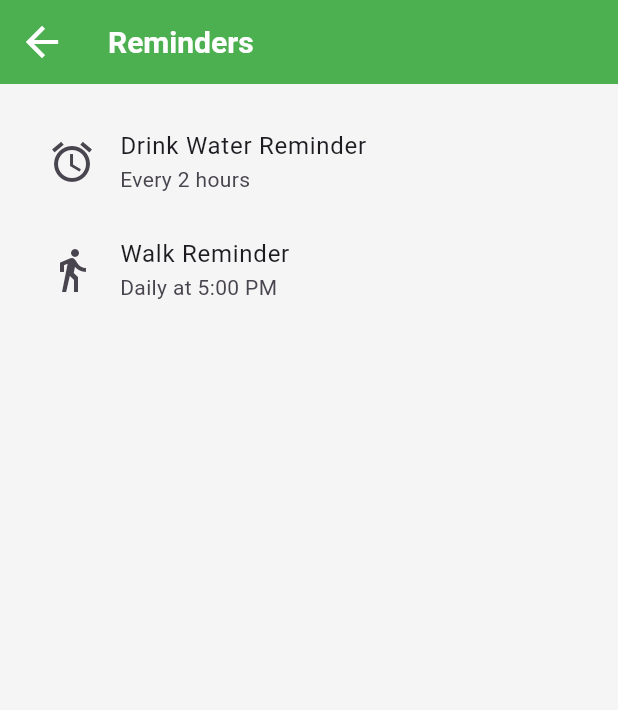
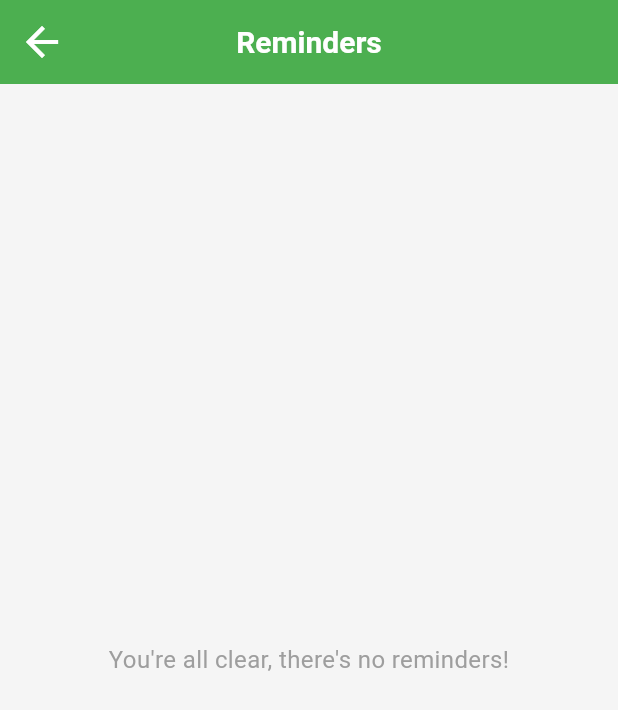
Before and after one commit to MomenRaddad/Mealy_App, a Flutter app: the RemindersScreen screen opened directly, on a phone screen of 412 x 824 dp. Shown: the top 710 px of the screen. Run offline on Flutter 3.47's test engine with Material 3 defaults, Android fonts, the phone set to English and light mode, and no system bars; our stand-ins replace cached_network_image, cloud_firestore, connectivity_plus, firebase_auth, firebase_core, firebase_storage and 6 more; accounts and stored records are empty.

Commit message:
Refactor RemindersScreen to use ValueListenableBuilder for dynamic reminder updates and improve UI feedback for empty reminders

```diff
--- a/lib/view/screens/user_screens/home/reminders_screen.dart
+++ b/lib/view/screens/user_screens/home/reminders_screen.dart
@@ -1,28 +1,140 @@
+/*   import 'package:flutter/material.dart';
+  import 'package:meal_app/core/colors.dart';
+  import 'package:meal_app/viewmodels/reminder_viewmodel.dart';
+  import 'package:provider/provider.dart';
+
+  class RemindersScreen extends StatefulWidget {
+    const RemindersScreen({super.key});
+
+    @override
+    State<RemindersScreen> createState() => _RemindersScreenState();
+  }
+
+  class _RemindersScreenState extends State<RemindersScreen> {
+
+  /*  @override
+    void initState() {
+      super.initState();
+      Future.microtask(() =>
+          context.read<ReminderViewModel>().fetchAndScheduleTodayReminders());
+    } */
+
+    @override
+    Widget build(BuildContext context) {
+      return ChangeNotifierProvider(
+        create: (_) => ReminderViewModel(),
+        child: Consumer<ReminderViewModel>(
+          builder: (context, vm, _) {
+            return Scaffold(
+              appBar: AppBar(
+                title: const Text('Reminders'),
+                centerTitle: true,
+              ),
+              body: ValueListenableBuilder<int>(
+                valueListenable: ReminderViewModel.reminderCount,
+                builder: (context, count, _) {
+                  if (count == 0) {
+                    return const Center(
+                      child: Text(
+                        "You're all clear, there's no reminders!",
+                        style: TextStyle(
+                          fontSize: 16,
+                          color: AppColors.textSecondary,
+                        ),
+                        textAlign: TextAlign.center,
+                      ),
+                    );
+                  } else {
+                    final reminderVM = context.read<ReminderViewModel>();
+
+                    return ListView.builder(
+                      itemCount: reminders.length,
+                      itemBuilder: (context, index) {
+                        final task = reminders[index];
+                        final firedTime = reminderVM.notificationTimes[task.id];
+                        final displayTime = firedTime != null
+                            ? TimeOfDay.fromDateTime(firedTime).format(context)
+                            : "unknown";
+
+                        return ListTile(
+                          leading: const Icon(Icons.notifications_active),
+                          title: Text(task.title),
+                          subtitle: Text('Fired at $displayTime'),
+                        );
+                      },
+                    );
+                  }
+                },
+              ),
+            );
+          },
+        ),
+      );
+    }
+  }
+ */
+
 import 'package:flutter/material.dart';
+import 'package:meal_app/core/colors.dart';
+import 'package:meal_app/models/task_model.dart';
+import 'package:meal_app/viewmodels/reminder_viewmodel.dart';
+import 'package:provider/provider.dart';
 
-class RemindersScreen extends StatelessWidget {
+class RemindersScreen extends StatefulWidget {
   const RemindersScreen({super.key});
 
   @override
+  State<RemindersScreen> createState() => _RemindersScreenState();
+}
+
+class _RemindersScreenState extends State<RemindersScreen> {
+  @override
   Widget build(BuildContext context) {
-    return Scaffold(
-      appBar: AppBar(
-        title: const Text('Reminders'),
-      ),
-      body: ListView(
-        padding: const EdgeInsets.all(16),
-        children: const [
-          ListTile(
-            leading: Icon(Icons.alarm),
-            title: Text('Drink Water Reminder'),
-            subtitle: Text('Every 2 hours'),
-          ),
-          ListTile(
-            leading: Icon(Icons.directions_walk),
-            title: Text('Walk Reminder'),
-            subtitle: Text('Daily at 5:00 PM'),
-          ),
-        ],
+    return ChangeNotifierProvider(
+      create: (_) => ReminderViewModel(),
+      child: Consumer<ReminderViewModel>(
+        builder: (context, vm, _) {
+          return Scaffold(
+            appBar: AppBar(
+              title: const Text('Reminders'),
+              centerTitle: true,
+            ),
+            body: ValueListenableBuilder<List<TaskModel>>(
+              valueListenable: vm.todayReminders,
+              builder: (context, reminderTasks, _) {
+                if (reminderTasks.isEmpty) {
+                  return const Center(
+                    child: Text(
+                      "You're all clear, there's no reminders!",
+                      style: TextStyle(
+                        fontSize: 16,
+                        color: AppColors.textSecondary,
+                      ),
+                      textAlign: TextAlign.center,
+                    ),
+                  );
+                }
+
+                return ListView.builder(
+                  itemCount: reminderTasks.length,
+                  itemBuilder: (context, index) {
+                    final task = reminderTasks[index];
+                    final firedTime = vm.notificationTimes[task.id];
+                    final displayTime = firedTime != null
+                        ? TimeOfDay.fromDateTime(firedTime).format(context)
+                        : "unknown";
+
+                    return ListTile(
+                      leading: const Icon(Icons.notifications_active),
+                      title: Text(task.title),
+                      subtitle: Text('Fired at $displayTime'),
+                    );
+                  },
+                );
+              },
+            ),
+          );
+        },
       ),
     );
   }
```
